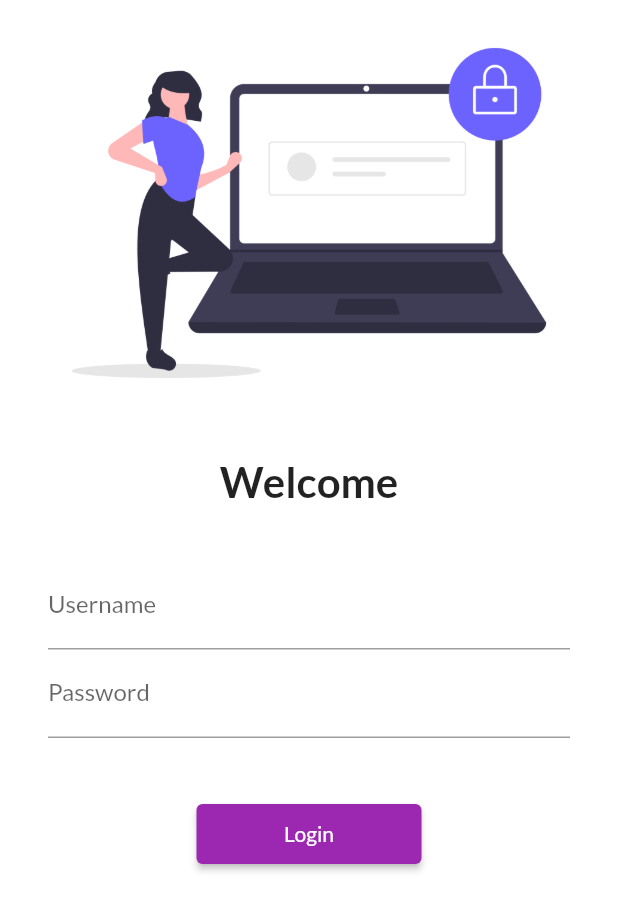
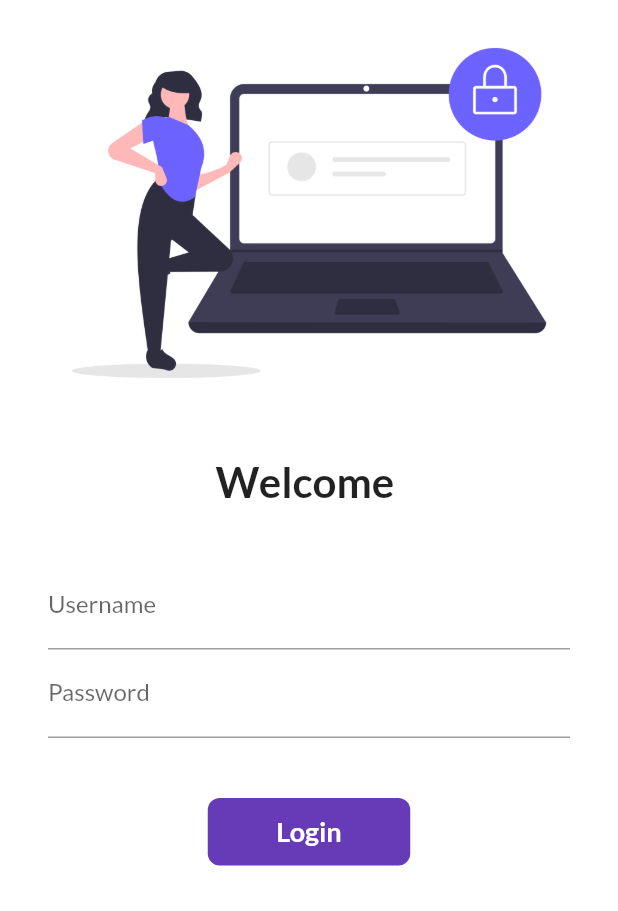
Before and after one commit to ayushsingh2357/flutterlearningyoutube, a Flutter app: the screen it shows after launch, on a phone screen of 412 x 824 dp. Shown: the top 911 px of the screen. Run offline on Flutter 3.47's test engine with Material 2 defaults, Android fonts, the phone set to English and light mode, and no system bars; our stand-ins replace google_fonts.

Commit message:
day 6 completed

```diff
--- a/lib/main.dart
+++ b/lib/main.dart
@@ -14,7 +14,7 @@ class MyApp extends StatelessWidget {
     return MaterialApp(
       themeMode: ThemeMode.light,
       theme: ThemeData(
-        primarySwatch: Colors.purple,
+        primarySwatch: Colors.deepPurple,
         fontFamily: GoogleFonts.lato().fontFamily,
       ),
       routes: {
--- a/lib/pages/login_page.dart
+++ b/lib/pages/login_page.dart
@@ -1,7 +1,14 @@
 import 'package:flutter/material.dart';
 import 'package:flutter_application_1/util/routes.dart';
 
-class Loginpage extends StatelessWidget {
+class Loginpage extends StatefulWidget {
+  @override
+  State<Loginpage> createState() => _LoginpageState();
+}
+
+class _LoginpageState extends State<Loginpage> {
+  String name = "";
+  bool changeButton = false;
   @override
   Widget build(BuildContext context) {
     return Material(
@@ -17,7 +24,7 @@ class Loginpage extends StatelessWidget {
                 height: 20,
               ),
               Text(
-                "Welcome",
+                "Welcome $name",
                 style: TextStyle(
                   fontSize: 28,
                   fontWeight: FontWeight.bold,
@@ -36,6 +43,10 @@ class Loginpage extends StatelessWidget {
                         hintText: "Enter your Username",
                         labelText: "Username",
                       ),
+                      onChanged: (value) {
+                        name = value;
+                        setState(() {});
+                      },
                     ),
                     TextFormField(
                       obscureText: true,
@@ -47,15 +58,49 @@ class Loginpage extends StatelessWidget {
                     SizedBox(
                       height: 40,
                     ),
-                    ElevatedButton(
-                      child: Text("Login"),
-                      style: TextButton.styleFrom(
-                        minimumSize: Size(150, 40),
-                      ),
-                      onPressed: () {
+                    InkWell(
+                      onTap: () async {
+                        setState(() {
+                          changeButton = true;
+                        });
+                        await Future.delayed(Duration(seconds: 1));
                         Navigator.pushNamed(context, Myroutes.homeroute);
                       },
-                    ),
+                      child: AnimatedContainer(
+                        duration: Duration(seconds: 1),
+                        alignment: Alignment.center,
+                        height: 45,
+                        width: changeButton ? 45 : 135,
+                        child: changeButton
+                            ? Icon(
+                                Icons.done,
+                                color: Colors.white,
+                              )
+                            : Text(
+                                "Login",
+                                style: TextStyle(
+                                  color: Colors.white,
+                                  fontWeight: FontWeight.bold,
+                                  fontSize: 18,
+                                ),
+                              ),
+                        decoration: BoxDecoration(
+                          color: Colors.deepPurple,
+                          borderRadius:
+                              BorderRadius.circular(changeButton ? 45 : 8),
+                        ),
+                      ),
+                    )
+
+                    // ElevatedButton(
+                    //   child: Text("Login"),
+                    //   style: TextButton.styleFrom(
+                    //     minimumSize: Size(150, 40),
+                    //   ),
+                    //   onPressed: () {
+                    //     Navigator.pushNamed(context, Myroutes.homeroute);
+                    //   },
+                    // ),
                   ],
                 ),
               ),
```
